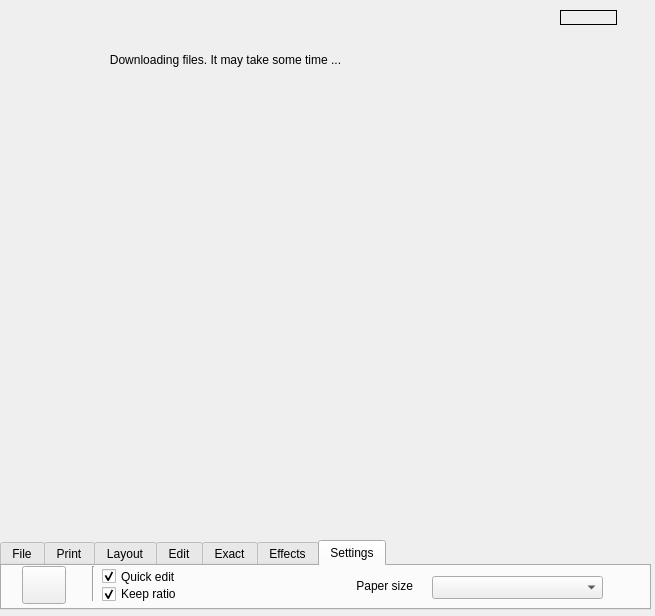
viktand/vap4, file mainwindow.ui: the form before one commit.
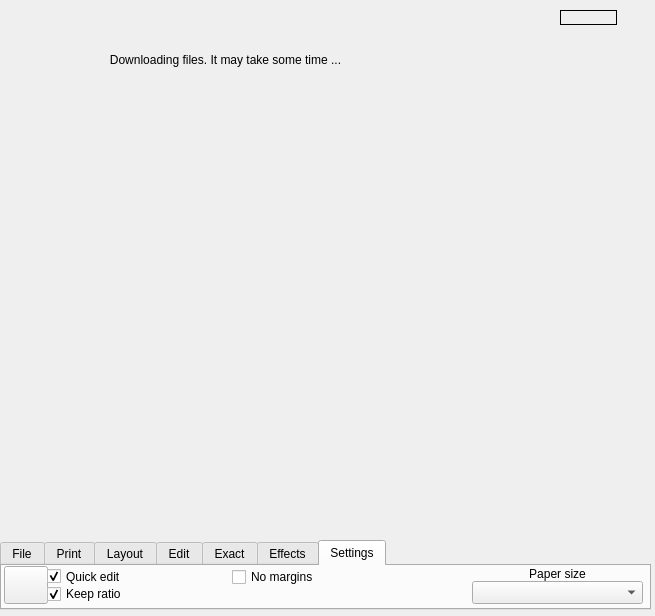
The form after the commit. The open tabs and pages were chosen to show the change. Icons and pictures are not drawn.

What changed in the file:
```diff
--- a/mainwindow.ui
+++ b/mainwindow.ui
@@ -1372,7 +1372,7 @@
      <widget class="QPushButton" name="pushButton_35">
       <property name="geometry">
        <rect>
-        <x>20</x>
+        <x>2</x>
         <y>0</y>
         <width>44</width>
         <height>38</height>
@@ -1395,24 +1395,11 @@
        </size>
       </property>
      </widget>
-     <widget class="Line" name="line_5">
-      <property name="geometry">
-       <rect>
-        <x>90</x>
-        <y>0</y>
-        <width>3</width>
-        <height>35</height>
-       </rect>
-      </property>
-      <property name="orientation">
-       <enum>Qt::Vertical</enum>
-      </property>
-     </widget>
      <widget class="QComboBox" name="comboBox">
       <property name="geometry">
        <rect>
-        <x>430</x>
-        <y>10</y>
+        <x>470</x>
+        <y>15</y>
         <width>171</width>
         <height>23</height>
        </rect>
@@ -1424,25 +1411,30 @@
      <widget class="QLabel" name="label_15">
       <property name="geometry">
        <rect>
-        <x>270</x>
-        <y>10</y>
-        <width>141</width>
+        <x>470</x>
+        <y>-2</y>
+        <width>171</width>
         <height>20</height>
        </rect>
       </property>
+      <property name="font">
+       <font>
+        <pointsize>9</pointsize>
+       </font>
+      </property>
       <property name="text">
        <string>Paper size</string>
       </property>
       <property name="alignment">
-       <set>Qt::AlignRight|Qt::AlignTrailing|Qt::AlignVCenter</set>
+       <set>Qt::AlignCenter</set>
       </property>
      </widget>
      <widget class="QCheckBox" name="checkBox_9">
       <property name="geometry">
        <rect>
-        <x>100</x>
+        <x>45</x>
         <y>0</y>
-        <width>151</width>
+        <width>171</width>
         <height>21</height>
        </rect>
       </property>
@@ -1456,9 +1448,9 @@
      <widget class="QCheckBox" name="checkBox_10">
       <property name="geometry">
        <rect>
-        <x>100</x>
+        <x>45</x>
         <y>20</y>
-        <width>161</width>
+        <width>181</width>
         <height>16</height>
        </rect>
       </property>
@@ -1469,6 +1461,19 @@
        <bool>true</bool>
       </property>
      </widget>
+     <widget class="QCheckBox" name="checkBox">
+      <property name="geometry">
+       <rect>
+        <x>230</x>
+        <y>0</y>
+        <width>161</width>
+        <height>22</height>
+       </rect>
+      </property>
+      <property name="text">
+       <string>No margins</string>
+      </property>
+     </widget>
     </widget>
    </widget>
    <widget class="QLabel" name="label_16">
```
Left out of the diff: 38 changed lines with no effect on the pictures.
